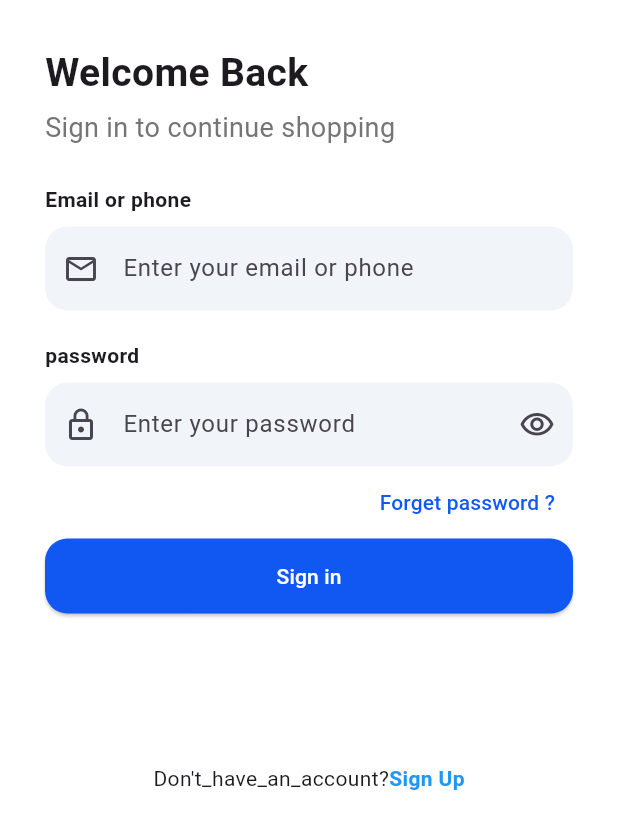
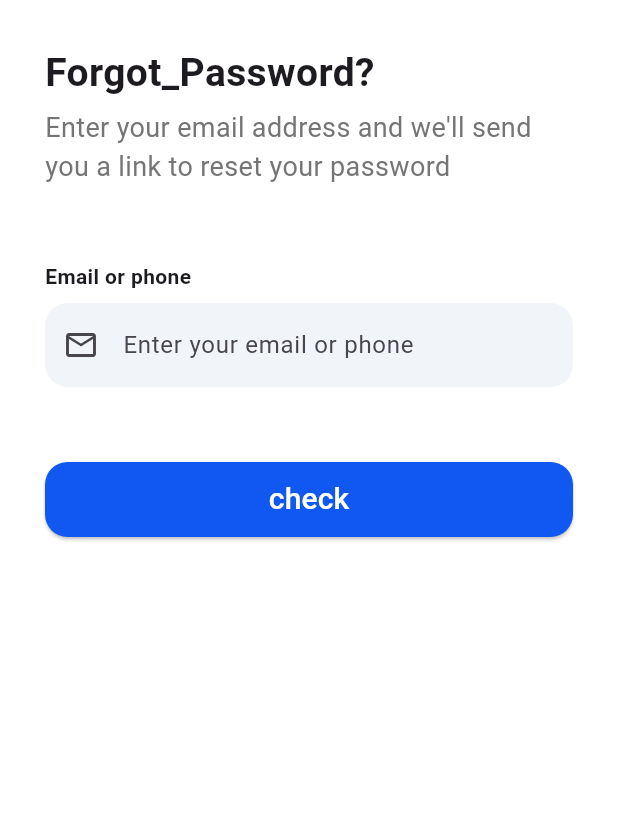
Before and after one commit to mohammednhfsx/salaty, a Flutter app: the LoginScreen screen opened directly, after a tap on "Forget password ?", on a phone screen of 412 x 824 dp. Shown: the top 829 px of the screen. Run offline on Flutter 3.47's test engine with Material 3 defaults, Android fonts, the phone set to English and light mode, and no system bars; our stand-ins replace get, lottie, shared_preferences; accounts and stored records are empty.

Commit message:
Add auth controllers, screens, and widgets
Introduce authentication UI and controller scaffolding: add LoginController, SignUpController, and ForgotPasswordController (with TextEditingController management). Add new auth screens (forget_password, verifycode, resetpassword) and refactor login_screen and sign_up to use the new controllers and shared UI components. Add reusable widgets (CustomTextTitle, CustomTextBody, CustomTextLable, CustomTextfield) and update translation strings to include forgot-password texts and localization keys. Controllers currently contain basic navigation and placeholder logic to be implemented later.

```diff
--- /dev/null
+++ b/lib/controller/auth/forgot_password_controller.dart
@@ -0,0 +1,33 @@
+import 'package:flutter/material.dart';
+import 'package:get/get.dart';
+
+
+abstract class ForgotPasswordController extends GetxController {
+ void checkEmail();
+
+}
+
+class ForgotPasswordControllerImp extends ForgotPasswordController {
+
+  late TextEditingController email;
+
+
+  @override
+  void checkEmail() {}
+  @override
+
+
+  @override
+  void onInit() {
+    email = TextEditingController();
+
+    super.onInit();
+  }
+
+  @override
+  void dispose() {
+    email.dispose();
+
+    super.dispose();
+  }
+}
--- /dev/null
+++ b/lib/controller/auth/login_controller.dart
@@ -0,0 +1,44 @@
+ import 'package:flutter/material.dart';
+import 'package:get/get.dart';
+import 'package:salaty/view/auth/screens/forget_password.dart';
+import 'package:salaty/view/auth/screens/sign_up.dart';
+
+ abstract  class LoginController extends GetxController {
+
+
+   void login();
+   void goToSignUp();
+    void goToforgotpassword();
+}
+class LoginControllerImp extends LoginController{
+ late TextEditingController email;
+late TextEditingController password;
+ void goToforgotpassword(){
+      Get.to(ForgetPassword());
+
+ }
+
+  @override
+  login() {
+
+
+  }
+  @override
+  goToSignUp() {
+    Get.to(SignUp());
+
+  }
+  @override
+  void onInit() {
+   email=TextEditingController();
+   password=TextEditingController();
+    super.onInit();
+  }
+  @override
+  void dispose() {
+  email.dispose();
+  password.dispose();
+    super.dispose();
+  }
+
+}
--- a/lib/core/localization/lang/translation.dart
+++ b/lib/core/localization/lang/translation.dart
@@ -24,8 +24,9 @@ class Mytranslation extends Translations {
       "Enter_your_Full_name": "أدخل اسمك الكامل",
       "Confrim_password": "تأكيد كلمة المرور",
       "Enter_your_Confrim_password": "أدخل كلمة مرور التأكيد الخاصة بك",
-      "Already_have_an_account":"لدي حساب بالفعل؟",
-
+      "Already_have_an_account": "لدي حساب بالفعل؟",
+      "Forgot_Password": "هل نسيت كلمة المرور؟",
+            "Enter_your_email_forgot":"أدخل عنوان بريدك الإلكتروني وسنرسل لك رابطًا لإعادة تعيين كلمة المرور الخاصة بك"
     },
 
     "en": {
@@ -49,8 +50,9 @@ class Mytranslation extends Translations {
       "Enter_your_Full_name": "Enter your Full name",
       "Confrim_password": "Confrim password",
       "Enter_your_Confrim_password": "Enter your Confrim password",
-      "Already_have_an_account":"Already have an account?",
-
+      "Already_have_an_account": "Already have an account?",
+      "Forgot_Password": "Forgot Password?",
+      "Enter_your_email_forgot":"Enter your email address and we'll send you a link to reset your password"
     },
   };
 }
--- /dev/null
+++ b/lib/view/auth/screens/forget_password.dart
@@ -0,0 +1,76 @@
+import 'package:flutter/material.dart';
+import 'package:get/get.dart';
+import 'package:salaty/controller/auth/forgot_password_controller.dart';
+
+import 'package:salaty/core/localization/local_change.dart';
+
+import 'package:salaty/theme/colors.dart';
+import 'package:salaty/view/auth/widgets/custom_text_body.dart';
+import 'package:salaty/view/auth/widgets/custom_text_lable.dart';
+import 'package:salaty/view/auth/widgets/custom_text_title.dart';
+import 'package:salaty/view/auth/widgets/custom_textfield.dart';
+
+// ignore: must_be_immutable
+class ForgetPassword extends GetView<LocaleController> {
+  ForgetPassword({super.key});
+  ForgotPasswordControllerImp conroller = Get.put(ForgotPasswordControllerImp());
+
+  @override
+  Widget build(BuildContext context) {
+    return Scaffold(
+      backgroundColor: Colors.white,
+      body: SafeArea(
+        child: Container(
+          decoration: BoxDecoration(
+            color: Colors.white,
+            borderRadius: BorderRadius.circular(25),
+          ),
+          padding: const EdgeInsets.all(30),
+
+          child: Column(
+            crossAxisAlignment: CrossAxisAlignment.start,
+            children: [
+              //Forgot_Password
+              CustomTextTitle(text: "Forgot_Password?".tr),
+
+              const SizedBox(height: 5),
+              // Enter_your_email_forgot
+              CustomTextBody(textbody: "Enter_your_email_forgot".tr),
+
+              const SizedBox(height: 50),
+              //  Email
+              CustomTextLable(textLable: "Email_or_phone".tr),
+
+              const SizedBox(height: 8),
+              CustomTextfield(
+                controllertextfield: conroller.email,
+                hintText: "Enter_your_email_or_phone".tr,
+                prefixIcon: Icons.email_outlined,
+              ),
+                  const SizedBox(height: 50),
+
+              SizedBox(
+                width: double.infinity,
+                height: 50,
+                child: ElevatedButton(
+                  style: ElevatedButton.styleFrom(
+                    backgroundColor: splash_screenColors,
+                    shape: RoundedRectangleBorder(
+                      borderRadius: BorderRadius.circular(15),
+                    ),
+                  ),
+                  onPressed: () {},
+                  child: Text(
+                    "check".tr,
+                    style: TextStyle(color: Colors.white,fontSize: 20),
+                  ),
+                ),
+              ),
+              const SizedBox(height: 100),
+            ],
+          ),
+        ),
+      ),
+    );
+  }
+}
--- a/lib/view/auth/screens/login_screen.dart
+++ b/lib/view/auth/screens/login_screen.dart
@@ -1,12 +1,19 @@
 import 'package:flutter/material.dart';
 import 'package:get/get.dart';
+import 'package:salaty/controller/auth/login_controller.dart';
 import 'package:salaty/core/localization/local_change.dart';
 
-import 'package:salaty/view/auth/screens/sign_up.dart';
+
 import 'package:salaty/theme/colors.dart';
+import 'package:salaty/view/auth/widgets/custom_text_body.dart';
+import 'package:salaty/view/auth/widgets/custom_text_lable.dart';
+import 'package:salaty/view/auth/widgets/custom_text_title.dart';
+import 'package:salaty/view/auth/widgets/custom_textfield.dart';
 
+// ignore: must_be_immutable
 class LoginScreen extends GetView<LocaleController> {
-  const LoginScreen({super.key});
+   LoginScreen({super.key});
+  LoginControllerImp conroller = Get.put(LoginControllerImp());
 
   @override
   Widget build(BuildContext context) {
@@ -23,75 +30,48 @@ class LoginScreen extends GetView<LocaleController> {
           child: Column(
             crossAxisAlignment: CrossAxisAlignment.start,
             children: [
-              Text(
-                "Welcome_Back".tr,
-                style: TextStyle(fontSize: 26, fontWeight: FontWeight.bold),
-              ),
+              //Welcome Back
+              CustomTextTitle(text: "Welcome_Back".tr),
+
               const SizedBox(height: 5),
-              Text(
-                "Sign_in_to_continue_shopping".tr,
-                style: TextStyle(color: Colors.grey[600], fontSize: 18),
+              // Sign in to continue shopping
+              CustomTextBody(textbody: "Sign_in_to_continue_shopping".tr),
+
+              const SizedBox(height: 50),
+              //  Email
+              CustomTextLable(textLable: "Email_or_phone".tr),
+
+              const SizedBox(height: 8),
+              CustomTextfield(controllertextfield: conroller.email,
+                hintText: "Enter_your_email_or_phone".tr,
+                prefixIcon: Icons.email_outlined,
               ),
 
-              const SizedBox(height: 25),
-              //  Email
-              Text(
-                "Email_or_phone".tr,
-                style: TextStyle(fontWeight: FontWeight.bold),
-              ),
-              const SizedBox(height: 8),
-              TextField(
-                decoration: InputDecoration(
-                  hintText: "Enter_your_email_or_phone".tr,
-                  prefixIcon: const Icon(Icons.email_outlined),
-                  filled: true,
-                  fillColor: Color(0xfff1f5f9),
-                  focusedBorder: OutlineInputBorder(
-                    borderRadius: BorderRadius.circular(15),
-                    borderSide: const BorderSide(color: Colors.blue, width: 2),
-                  ),
-                  border: OutlineInputBorder(
-                    borderRadius: BorderRadius.circular(15),
-                    borderSide: BorderSide.none,
-                  ),
-                ),
-              ),
               const SizedBox(height: 20),
               //password
-              Text(
-                "password".tr,
-                style: TextStyle(fontWeight: FontWeight.bold),
+              CustomTextLable(textLable: "password".tr),
+
+              const SizedBox(height: 8),
+              CustomTextfield(controllertextfield: conroller.password,
+                hintText: "Enter_your_password".tr,
+                prefixIcon: Icons.lock_outline,
+                suffixIcon: Icons.visibility_outlined,
               ),
-              const SizedBox(height: 8),
-              TextField(
-                decoration: InputDecoration(
-                  hintText: "Enter_your_password".tr,
 
-                  prefixIcon: const Icon(Icons.lock_outline),
-                  suffixIcon: const Icon(Icons.visibility_outlined),
-                  filled: true,
-                  fillColor: Color(0xfff1f5f9),
-                  focusedBorder: OutlineInputBorder(
-                    borderRadius: BorderRadius.circular(15),
-                    borderSide: const BorderSide(color: Colors.blue, width: 2),
-                  ),
-                  border: OutlineInputBorder(
-                    borderRadius: BorderRadius.circular(15),
-                    borderSide: BorderSide.none,
-                  ),
-                ),
-              ),
               //forget password
               Align(
                 alignment: AlignmentGeometry.centerRight,
                 child: TextButton(
-                  onPressed: () {},
+                  onPressed: () {
+                    conroller.goToforgotpassword();
+                  },
                   child: Text(
-                "Forget_password".tr,
+                    "Forget_password".tr,
                     style: TextStyle(color: splash_screenColors),
                   ),
                 ),
               ),
+              SizedBox(height: 50),
               SizedBox(
                 width: double.infinity,
                 height: 50,
@@ -103,7 +83,10 @@ class LoginScreen extends GetView<LocaleController> {
                     ),
                   ),
                   onPressed: () {},
-                  child: Text("Sign_in".tr,style: TextStyle(color: Colors.white)),
+                  child: Text(
+                    "Sign_in".tr,
+                    style: TextStyle(color: Colors.white),
+                  ),
                 ),
               ),
               const SizedBox(height: 100),
@@ -113,12 +96,12 @@ class LoginScreen extends GetView<LocaleController> {
                 child: Row(
                   mainAxisAlignment: MainAxisAlignment.center,
                   children: [
-                     Text("Don't_have_an_account?".tr),
+                    Text("Don't_have_an_account?".tr),
                     GestureDetector(
                       onTap: () {
-                        Get.to(SignUp());
+                        conroller.goToSignUp();
                       },
-                      child:   Text(
+                      child: Text(
                         "Sign_Up".tr,
                         style: TextStyle(
                           color: Colors.blue,
--- /dev/null
+++ b/lib/view/auth/widgets/custom_text_body.dart
@@ -0,0 +1,14 @@
+import 'package:flutter/material.dart';
+
+class CustomTextBody extends StatelessWidget {
+  const CustomTextBody({super.key, required this.textbody});
+  final String textbody;
+
+  @override
+  Widget build(BuildContext context) {
+    return Text(
+      textbody,
+      style: TextStyle(color: Colors.grey[600], fontSize: 18),
+    );
+  }
+}
--- /dev/null
+++ b/lib/view/auth/widgets/custom_text_lable.dart
@@ -0,0 +1,13 @@
+import 'package:flutter/material.dart';
+
+class CustomTextLable extends StatelessWidget {
+  const CustomTextLable({super.key, required this.textLable});
+
+
+  final String textLable;
+
+  @override
+  Widget build(BuildContext context) {
+    return Text(textLable, style: TextStyle(fontWeight: FontWeight.bold));
+  }
+}
--- /dev/null
+++ b/lib/view/auth/widgets/custom_text_title.dart
@@ -0,0 +1,15 @@
+import 'package:flutter/material.dart';
+
+class CustomTextTitle extends StatelessWidget {
+  const CustomTextTitle({super.key, required this.text});
+  final String text;
+
+  @override
+  Widget build(BuildContext context) {
+    return Text(
+      text,
+
+      style: TextStyle(fontSize: 26, fontWeight: FontWeight.bold),
+    );
+  }
+}
--- /dev/null
+++ b/lib/view/auth/widgets/custom_textfield.dart
@@ -0,0 +1,39 @@
+import 'package:flutter/material.dart';
+
+// ignore: must_be_immutable
+class CustomTextfield extends StatelessWidget {
+  const CustomTextfield({
+    super.key,
+    required this.hintText,
+    required this.prefixIcon,
+    this.suffixIcon,
+    required this.controllertextfield,
+  });
+  final String hintText;
+  final TextEditingController controllertextfield;
+  final IconData prefixIcon;
+  final IconData? suffixIcon;
+
+  @override
+  Widget build(BuildContext context) {
+    return TextField(
+      controller: controllertextfield,
+      decoration: InputDecoration(
+        hintText: hintText,
+        suffixIcon: Icon(suffixIcon),
+        prefixIcon: Icon(prefixIcon),
+
+        filled: true,
+        fillColor: Color(0xfff1f5f9),
+        focusedBorder: OutlineInputBorder(
+          borderRadius: BorderRadius.circular(15),
+          borderSide: const BorderSide(color: Colors.blue, width: 2),
+        ),
+        border: OutlineInputBorder(
+          borderRadius: BorderRadius.circular(15),
+          borderSide: BorderSide.none,
+        ),
+      ),
+    );
+  }
+}
```
Also changed, not shown: lib/controller/auth/sign_up_controller.dart (added, +40 -0 lines), lib/view/auth/screens/sign_up.dart (+32 -33 lines), lib/view/auth/screens/verifycode.dart (added, +76 -0 lines), lib/view/auth/screens/resetpassword.dart (added).
